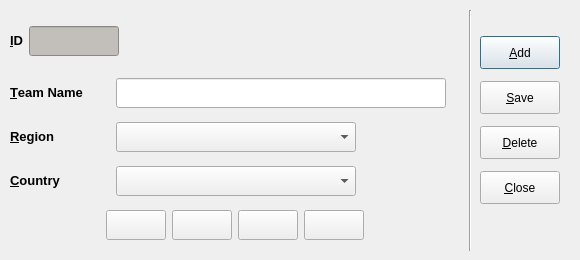
Above: code/pyqt/gui/team_entry.ui from soccermetrics/marcotti-desktop before the change. Below: the same form after it.
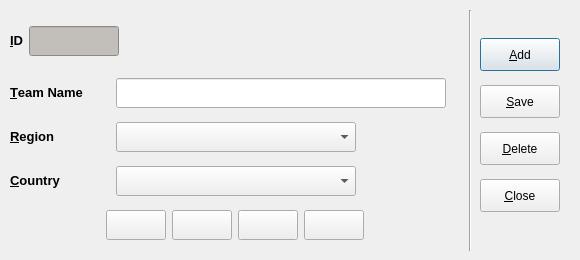
That is the form after the change. Icons and pictures are not drawn.

Commit message: Widened layout boundary around Teams dialog buttons

```diff
--- a/code/pyqt/gui/team_entry.ui
+++ b/code/pyqt/gui/team_entry.ui
@@ -36,8 +36,8 @@
     <rect>
      <x>480</x>
      <y>30</y>
-     <width>87</width>
-     <height>181</height>
+     <width>91</width>
+     <height>191</height>
     </rect>
    </property>
    <layout class="QVBoxLayout" name="verticalLayout">
@@ -160,7 +160,7 @@
     <enum>Qt::Vertical</enum>
    </property>
   </widget>
-  <widget class="QWidget" name="">
+  <widget class="QWidget" name="layoutWidget">
    <property name="geometry">
     <rect>
      <x>10</x>
```
The commit also changes 1 other file.
